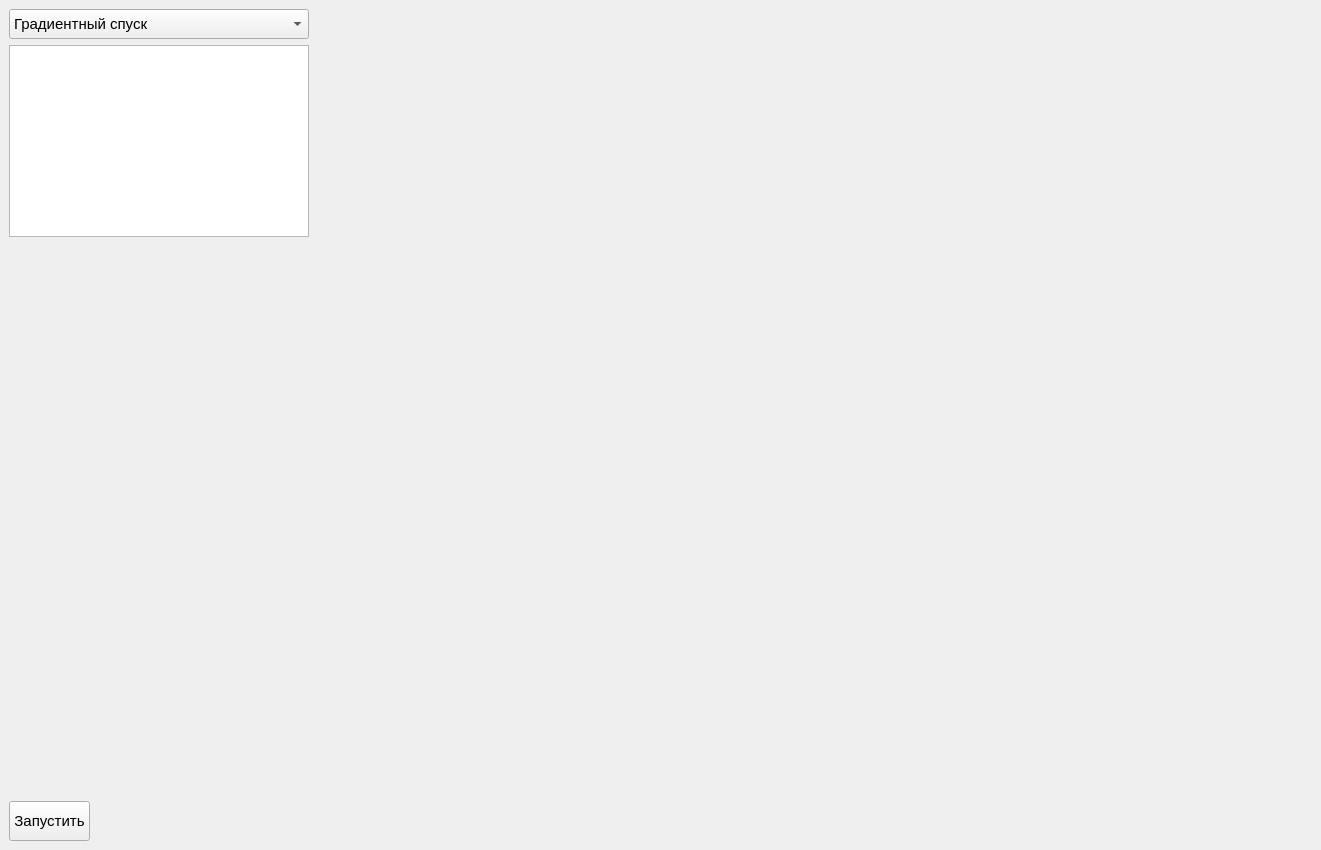
Bagdad1970/SearchingOptimization, file src/views/mainwindow.ui: the form before one commit.
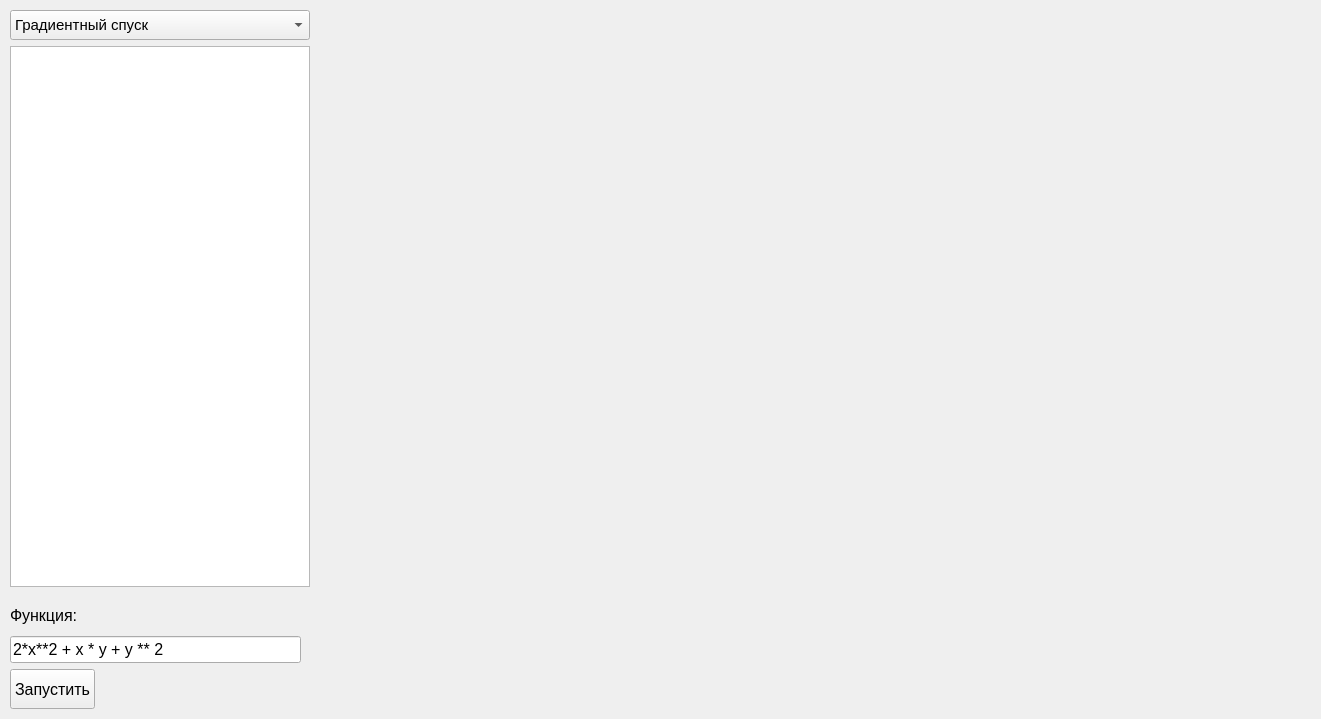
The form after the commit.

The edit to the form file:
```diff
--- a/src/views/mainwindow.ui
+++ b/src/views/mainwindow.ui
@@ -7,9 +7,27 @@
     <x>0</x>
     <y>0</y>
     <width>1321</width>
-    <height>850</height>
+    <height>719</height>
    </rect>
   </property>
+  <property name="sizePolicy">
+   <sizepolicy hsizetype="Expanding" vsizetype="Expanding">
+    <horstretch>0</horstretch>
+    <verstretch>0</verstretch>
+   </sizepolicy>
+  </property>
+  <property name="minimumSize">
+   <size>
+    <width>1321</width>
+    <height>719</height>
+   </size>
+  </property>
+  <property name="maximumSize">
+   <size>
+    <width>1321</width>
+    <height>719</height>
+   </size>
+  </property>
   <property name="windowTitle">
    <string>MainWindow</string>
   </property>
@@ -17,12 +35,18 @@
    <widget class="QPlainTextEdit" name="Iterations">
     <property name="geometry">
      <rect>
-      <x>9</x>
-      <y>45</y>
+      <x>10</x>
+      <y>46</y>
       <width>300</width>
-      <height>192</height>
+      <height>541</height>
      </rect>
     </property>
+    <property name="sizePolicy">
+     <sizepolicy hsizetype="Fixed" vsizetype="Fixed">
+      <horstretch>0</horstretch>
+      <verstretch>0</verstretch>
+     </sizepolicy>
+    </property>
     <property name="minimumSize">
      <size>
       <width>300</width>
@@ -35,6 +59,14 @@
       <height>16777215</height>
      </size>
     </property>
+    <property name="font">
+     <font>
+      <pointsize>9</pointsize>
+     </font>
+    </property>
+    <property name="lineWrapMode">
+     <enum>QPlainTextEdit::NoWrap</enum>
+    </property>
     <property name="readOnly">
      <bool>true</bool>
     </property>
@@ -42,9 +74,9 @@
    <widget class="QPushButton" name="ExecuteButton">
     <property name="geometry">
      <rect>
-      <x>9</x>
-      <y>801</y>
-      <width>81</width>
+      <x>10</x>
+      <y>669</y>
+      <width>85</width>
       <height>40</height>
      </rect>
     </property>
@@ -62,7 +94,7 @@
     </property>
     <property name="font">
      <font>
-      <pointsize>11</pointsize>
+      <pointsize>12</pointsize>
      </font>
     </property>
     <property name="styleSheet">
@@ -75,8 +107,8 @@
    <widget class="QComboBox" name="SpecificMethod">
     <property name="geometry">
      <rect>
-      <x>9</x>
-      <y>9</y>
+      <x>10</x>
+      <y>10</y>
       <width>300</width>
       <height>30</height>
      </rect>
@@ -107,25 +139,65 @@
    <widget class="QWidget" name="verticalLayoutWidget">
     <property name="geometry">
      <rect>
-      <x>330</x>
-      <y>40</y>
-      <width>521</width>
-      <height>521</height>
+      <x>320</x>
+      <y>10</y>
+      <width>711</width>
+      <height>701</height>
      </rect>
     </property>
-    <layout class="QVBoxLayout" name="Plot"/>
+    <layout class="QVBoxLayout" name="Plot">
+     <property name="leftMargin">
+      <number>0</number>
+     </property>
+    </layout>
    </widget>
    <widget class="QWidget" name="layoutWidget">
     <property name="geometry">
      <rect>
-      <x>880</x>
-      <y>50</y>
-      <width>371</width>
-      <height>571</height>
+      <x>1060</x>
+      <y>10</y>
+      <width>251</width>
+      <height>701</height>
      </rect>
     </property>
     <layout class="QVBoxLayout" name="Options"/>
    </widget>
+   <widget class="QWidget" name="layoutWidget">
+    <property name="geometry">
+     <rect>
+      <x>10</x>
+      <y>601</y>
+      <width>291</width>
+      <height>62</height>
+     </rect>
+    </property>
+    <layout class="QVBoxLayout" name="verticalLayout">
+     <item>
+      <widget class="QLabel" name="label">
+       <property name="font">
+        <font>
+         <pointsize>12</pointsize>
+        </font>
+       </property>
+       <property name="text">
+        <string>Функция:</string>
+       </property>
+      </widget>
+     </item>
+     <item>
+      <widget class="QLineEdit" name="Function">
+       <property name="font">
+        <font>
+         <pointsize>12</pointsize>
+        </font>
+       </property>
+       <property name="text">
+        <string>2*x**2 + x * y + y ** 2</string>
+       </property>
+      </widget>
+     </item>
+    </layout>
+   </widget>
   </widget>
  </widget>
  <resources/>
```
